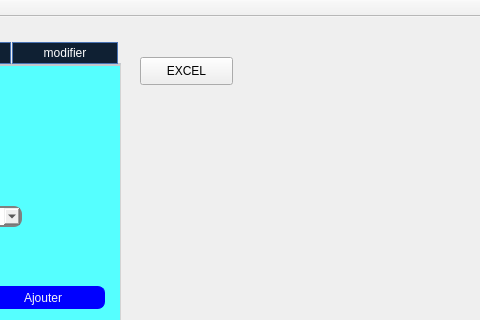
Old version of the form mainwindow.ui in the repository fadi-zaghdoud/projet_QT; both pictures show x 330 to 810 and y 0 to 320 of the 1251 by 750 pixel window.
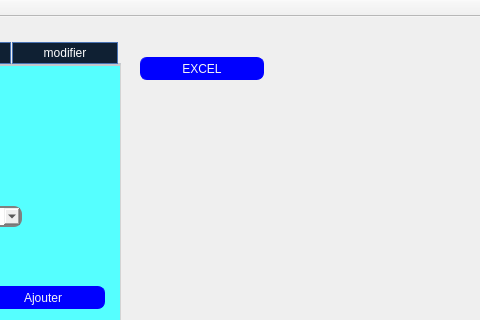
New version of the form. Icons and pictures are not drawn.

```diff
--- a/mainwindow.ui
+++ b/mainwindow.ui
@@ -576,10 +576,29 @@
      <rect>
       <x>470</x>
       <y>40</y>
-      <width>93</width>
-      <height>28</height>
+      <width>124</width>
+      <height>23</height>
      </rect>
     </property>
+    <property name="styleSheet">
+     <string notr="true">QPushButton {
+color: rgb(245, 245, 245);
+background-color: rgb(0, 0, 255);
+border-width: 1px;
+border-color: rgb(0, 0, 255);
+border-style: solid;
+border-radius: 7;
+padding: 3px;
+font-size: 75 ;
+padding-left: 1px;
+padding-right: 1px;
+min-width: 120px;
+max-width: 50px;
+min-height: 15px;
+max-height: 15px;
+font: 75 12pt &quot;NSimSun&quot;;
+}</string>
+    </property>
     <property name="text">
      <string>EXCEL</string>
     </property>
@@ -587,7 +606,7 @@
    <widget class="QCheckBox" name="checkBox">
     <property name="geometry">
      <rect>
-      <x>540</x>
+      <x>570</x>
       <y>30</y>
       <width>101</width>
       <height>41</height>
```
